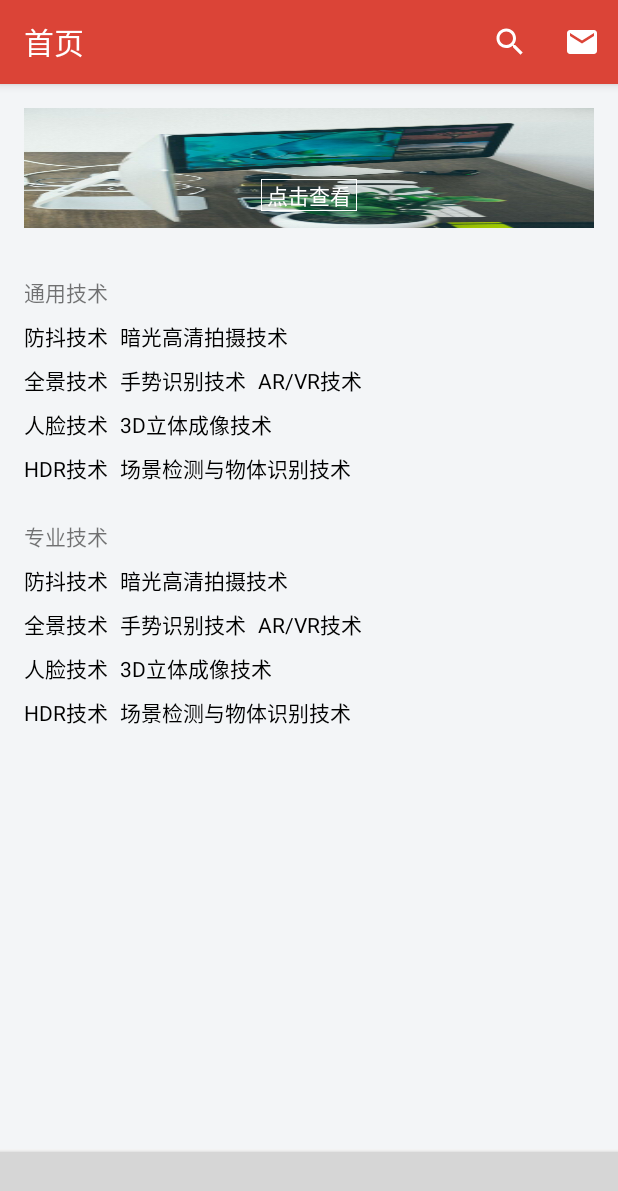
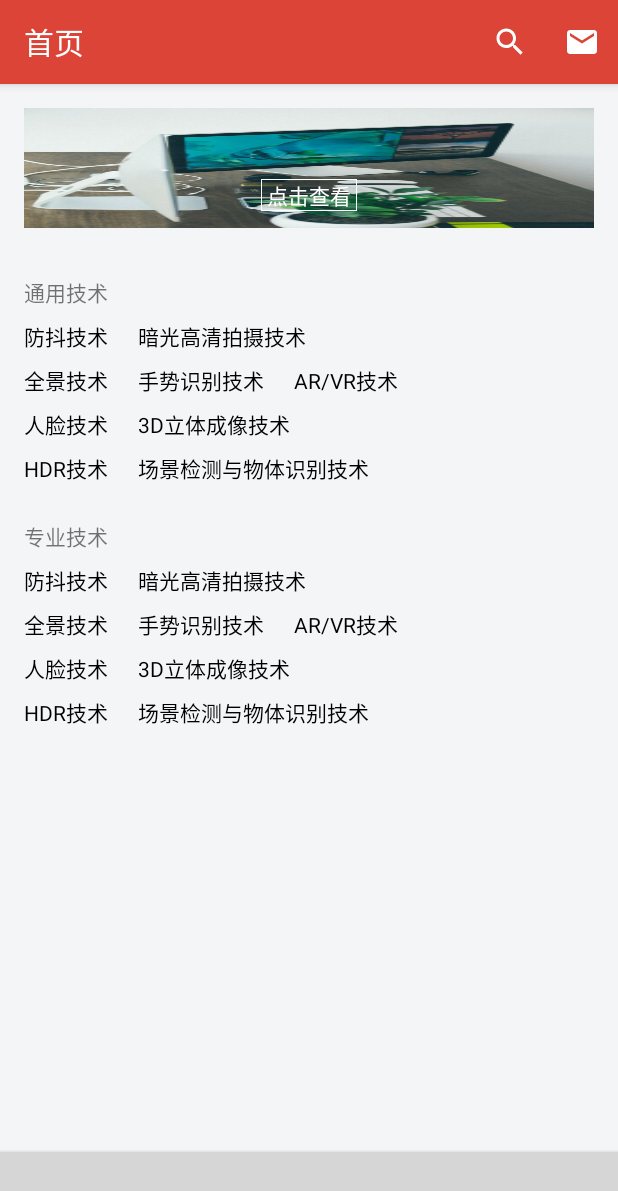
Before and after one commit to FoxNickel/EnterpriseLearning, an Android app: the fragment CourseContentFragment placed in its activity, on a phone screen of 412 x 824 dp. Shown: the top 1191 px of the screen. Run offline under Robolectric (Android 15) with nearby library versions, the phone set to English and light mode, and no system bars; libraries missing offline, so code that uses them is left out: cn.bingoogolapple.bgabanner, com.ashokvarma.bottomnavigation; plain views replace BottomNavigationBar; 9 statements that could not run were skipped; grey boxes are pictures that could not be loaded.

Commit message:
更换了首页课程推荐CardView的图片，调整了课程界面课程名称间的间距

```diff
--- a/app/src/main/java/cn/foxnickel/enterpriselearning/adapter/CourseRecommendAdapter.java
+++ b/app/src/main/java/cn/foxnickel/enterpriselearning/adapter/CourseRecommendAdapter.java
@@ -21,6 +21,9 @@ public class CourseRecommendAdapter extends RecyclerView.Adapter<CourseRecommend
         mContext = context;
     }
 
+    int mCourseRecommendPic[] = {R.drawable.course_recommend_pic4, R.drawable.course_recommend_pic2,
+            R.drawable.course_recommend_pic3, R.drawable.course_recommend_pic1};
+
     @Override
     public ViewHolder onCreateViewHolder(ViewGroup parent, int viewType) {
         View view = LayoutInflater.from(mContext).inflate(R.layout.recycler_item_course_recommend, parent, false);
@@ -29,7 +32,7 @@ public class CourseRecommendAdapter extends RecyclerView.Adapter<CourseRecommend
 
     @Override
     public void onBindViewHolder(ViewHolder holder, int position) {
-        holder.mLinearLayout.setBackgroundResource(R.drawable.login_bg);
+        holder.mLinearLayout.setBackgroundResource(mCourseRecommendPic[position]);
         holder.mCourseName.setText("这是课程名称");
         holder.mChapterTitle.setText("这是章节名称");
         holder.mChapterDescription.setText("这是章节内容，这是章节内容，这是章节内容，这是章节内容。");
--- a/app/src/main/java/cn/foxnickel/enterpriselearning/fragment/MainPageFragment.java
+++ b/app/src/main/java/cn/foxnickel/enterpriselearning/fragment/MainPageFragment.java
@@ -52,7 +52,7 @@ public class MainPageFragment extends Fragment {
 
     private void initBanner() {
         mBGABanner = (BGABanner) mRootView.findViewById(R.id.banner);
-        mBGABanner.setData(R.drawable.login_bg2, R.drawable.login_bg2, R.drawable.login_bg3, R.drawable.login_bg4);
+        mBGABanner.setData(R.drawable.login_bg2, R.drawable.login_bg2, R.drawable.login_bg4, R.drawable.login_bg4);
     }
 
     private void initView() {
@@ -68,7 +68,7 @@ public class MainPageFragment extends Fragment {
         mRecyclerView.setLayoutManager(mGridLayoutManager);
         mRecyclerView.setAdapter(mCourseRecommendAdapter);
 
-        /*
+        /**
          * 解决ScrollView里面布局很长的时候会自动滑动到底部的问题
          */
         mIvTask.setFocusable(true);
--- a/app/src/main/res/layout/recycler_item_course_recommend.xml
+++ b/app/src/main/res/layout/recycler_item_course_recommend.xml
@@ -61,7 +61,6 @@
             android:layout_marginLeft="0dp"
             android:layout_marginRight="0dp"
             android:layout_marginTop="0dp"
-            android:background="@drawable/login_bg"
             app:layout_constraintLeft_toLeftOf="parent"
             app:layout_constraintRight_toRightOf="parent"
             app:layout_constraintTop_toTopOf="parent">
--- a/app/src/main/res/layout/recycler_item_third_classification.xml
+++ b/app/src/main/res/layout/recycler_item_third_classification.xml
@@ -10,8 +10,8 @@
         android:layout_width="wrap_content"
         android:layout_height="wrap_content"
         android:layout_marginBottom="8dp"
-        android:layout_marginEnd="8dp"
-        android:layout_marginRight="8dp"
+        android:layout_marginEnd="20dp"
+        android:layout_marginRight="20dp"
         android:textColor="@android:color/black"/>
 
 </LinearLayout>
```
Also changed, not shown: app/src/main/res/drawable-hdpi/login_bg.png (deleted), app/src/main/res/drawable-hdpi/login_bg3.png (deleted), app/src/main/res/drawable-mdpi/login_bg.png (deleted), app/src/main/res/drawable-mdpi/login_bg3.png (deleted), app/src/main/res/drawable-xhdpi/login_bg.png (deleted), app/src/main/res/drawable-xhdpi/login_bg3.png (deleted), app/src/main/res/drawable-xxhdpi/login_bg.png (deleted), app/src/main/res/drawable-xxhdpi/login_bg3.png (deleted), app/src/main/res/drawable-xxxhdpi/login_bg.png (deleted), app/src/main/res/drawable-xxxhdpi/login_bg3.png (deleted), app/src/main/res/drawable/course_recommend_pic1.png (added), app/src/main/res/drawable/course_recommend_pic2.png (added), app/src/main/res/drawable/course_recommend_pic3.png (added), app/src/main/res/drawable/course_recommend_pic4.png (added).
